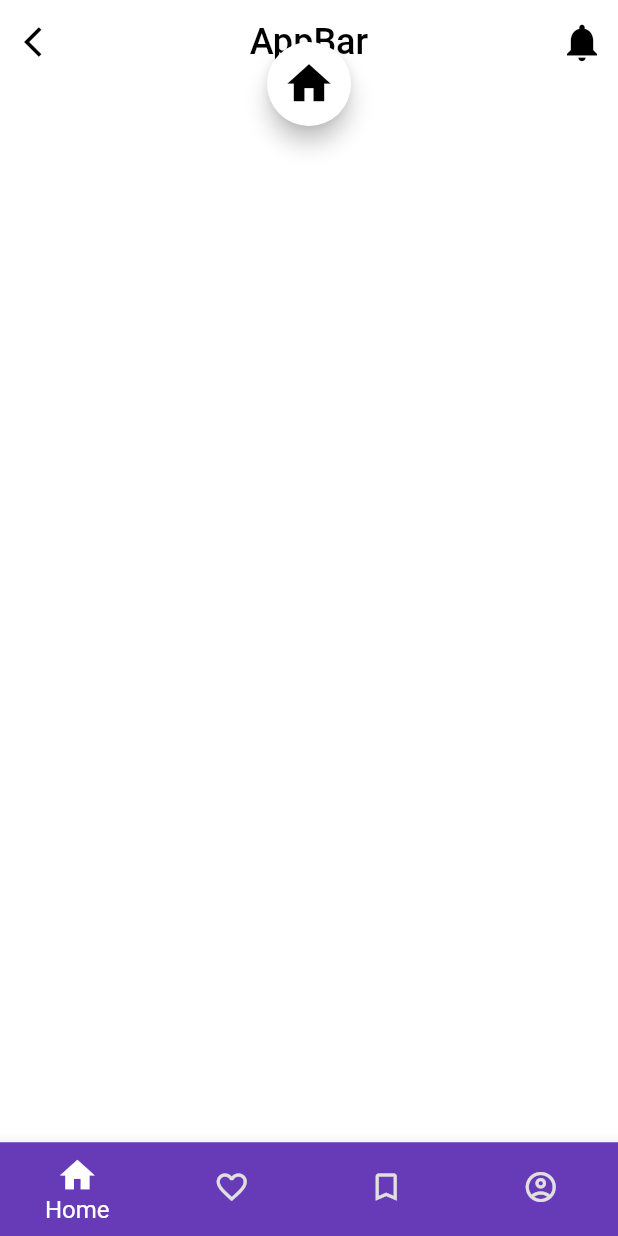
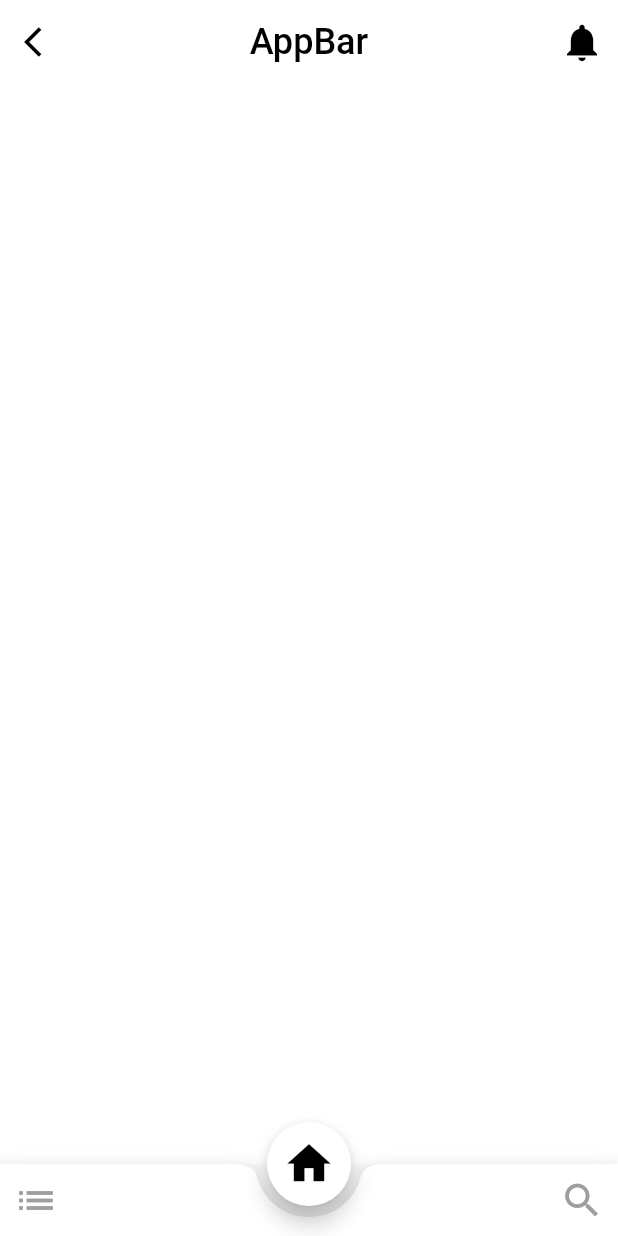
Before and after one commit to Nasibali144/pdp_lesson, a Flutter app: the screen it shows after launch, on a phone screen of 412 x 824 dp. Run offline on Flutter 3.47's test engine with Material 2 defaults, Android fonts, the phone set to English and light mode, and no system bars.

Commit message:
Flutter B17 commit 3: Bottom AppBar Animation Style

```diff
--- a/lib/pages/lesson_nine.dart
+++ b/lib/pages/lesson_nine.dart
@@ -9,7 +9,24 @@ class LessonNine extends StatefulWidget {
 }
 
 class _LessonNineState extends State<LessonNine> {
-  int _currentIndex = 0;
+  int _currentIndex = 1;
+
+  FloatingActionButtonLocation get _location {
+    switch(_currentIndex) {
+      case 0: return FloatingActionButtonLocation.startDocked;
+      case 1: return FloatingActionButtonLocation.centerDocked;
+      case 2: return FloatingActionButtonLocation.endDocked;
+      default: return FloatingActionButtonLocation.centerDocked;
+    }
+  }
+  IconData get _icon {
+    switch(_currentIndex) {
+      case 0: return Icons.list;
+      case 1: return Icons.home;
+      case 2: return Icons.search;
+      default: return Icons.home;
+    }
+  }
 
   @override
   Widget build(BuildContext context) {
@@ -17,6 +34,7 @@ class _LessonNineState extends State<LessonNine> {
     print("Width: ${MediaQuery.of(context).size.width}");
     return Scaffold(
       extendBodyBehindAppBar: true,
+      // extendBody: true,
       appBar: AppBar(
         backgroundColor: Colors.transparent,
         elevation: 0,
@@ -44,56 +62,91 @@ class _LessonNineState extends State<LessonNine> {
           // )
         ),
       ),
-      floatingActionButtonLocation: FloatingActionButtonLocation.centerTop,
+      floatingActionButtonLocation: _location,
       floatingActionButtonAnimator: FloatingActionButtonAnimator.scaling,
       floatingActionButton: FloatingActionButton(
         onPressed: () {},
         backgroundColor: Colors.white,
-        child: Icon(Icons.home, size: 35, color: Colors.black,),
+        child: Icon(_icon, size: 35, color: Colors.black,),
       ),
-      bottomNavigationBar: BottomNavigationBar(
-        landscapeLayout: BottomNavigationBarLandscapeLayout.linear,
-        backgroundColor: Colors.deepPurple,
-        selectedFontSize: 16,
-        unselectedFontSize: 14,
-        selectedIconTheme: IconThemeData(size: 27.5),
-        unselectedIconTheme: IconThemeData(size: 24),
-        selectedItemColor: Colors.white,
-        unselectedItemColor: Colors.grey.shade300,
-        showUnselectedLabels: false,
-        currentIndex: _currentIndex,
-        enableFeedback: true,
-        // fixedColor: Colors.red,
-        // elevation: 0,
-        onTap: (index) {
+      // bottomNavigationBar: BottomNavigationBar(
+      //   landscapeLayout: BottomNavigationBarLandscapeLayout.linear,
+      //   backgroundColor: Colors.deepPurple,
+      //   selectedFontSize: 16,
+      //   unselectedFontSize: 14,
+      //   selectedIconTheme: IconThemeData(size: 27.5),
+      //   unselectedIconTheme: IconThemeData(size: 24),
+      //   selectedItemColor: Colors.white,
+      //   unselectedItemColor: Colors.grey.shade300,
+      //   showUnselectedLabels: false,
+      //   currentIndex: _currentIndex,
+      //   enableFeedback: true,
+      //   // fixedColor: Colors.red,
+      //   elevation: 0,
+      //   onTap: (index) {
+      //     setState(() {
+      //       _currentIndex = index;
+      //     });
+      //   },
+      //   type: BottomNavigationBarType.fixed,
+      //   items: const [
+      //     BottomNavigationBarItem(
+      //       icon: Icon(Icons.home_outlined),
+      //       label: "Home",
+      //       activeIcon: Icon(Icons.home),
+      //       // tooltip: "Name"
+      //     ),
+      //     BottomNavigationBarItem(
+      //       icon: Icon(Icons.favorite_outline),
+      //       label: "Search",
+      //       activeIcon: Icon(Icons.favorite),
+      //     ),
+      //     BottomNavigationBarItem(
+      //       icon: Icon(Icons.bookmark_outline),
+      //       label: "Search",
+      //       activeIcon: Icon(Icons.bookmark),
+      //     ),
+      //     BottomNavigationBarItem(
+      //       icon: Icon(Icons.account_circle_outlined),
+      //       label: "Search",
+      //       activeIcon: Icon(Icons.account_circle),
+      //     ),
+      //   ],
+      // ),
+      bottomNavigationBar: BottomAppBar(
+        shape: const CircularNotchedRectangle(),
+        notchMargin: 7.5,
+        color: Colors.white,
+        child: Row(
+          mainAxisSize: MainAxisSize.max,
+          mainAxisAlignment: MainAxisAlignment.spaceBetween,
+          children: [
+            IconButton(
+              onPressed: () {
                 setState(() {
-            _currentIndex = index;
+                  _currentIndex = 0;
                 });
               },
-        type: BottomNavigationBarType.fixed,
-        items: const [
-          BottomNavigationBarItem(
-            icon: Icon(Icons.home_outlined),
-            label: "Home",
-            activeIcon: Icon(Icons.home),
-            // tooltip: "Name"
+              icon: _currentIndex != 0 ? const Icon(Icons.list, color: Colors.grey, size: 30,) : const SizedBox.shrink(),
             ),
-          BottomNavigationBarItem(
-            icon: Icon(Icons.favorite_outline),
-            label: "Search",
-            activeIcon: Icon(Icons.favorite),
+            IconButton(
+              onPressed: () {
+                setState(() {
+                  _currentIndex = 1;
+                });
+              },
+              icon: _currentIndex != 1 ? const Icon(Icons.home, color: Colors.grey, size: 30,) : const SizedBox.shrink(),
             ),
-          BottomNavigationBarItem(
-            icon: Icon(Icons.bookmark_outline),
-            label: "Search",
-            activeIcon: Icon(Icons.bookmark),
-          ),
-          BottomNavigationBarItem(
-            icon: Icon(Icons.account_circle_outlined),
-            label: "Search",
-            activeIcon: Icon(Icons.account_circle),
+            IconButton(
+              onPressed: () {
+                setState(() {
+                  _currentIndex = 2;
+                });
+              },
+              icon: _currentIndex != 2 ? const Icon(Icons.search, color: Colors.grey, size: 30,) : const SizedBox.shrink(),
             ),
           ],
+        ),
       ),
     );
   }
```
Lines whose indentation alone changed are shown as unchanged.
